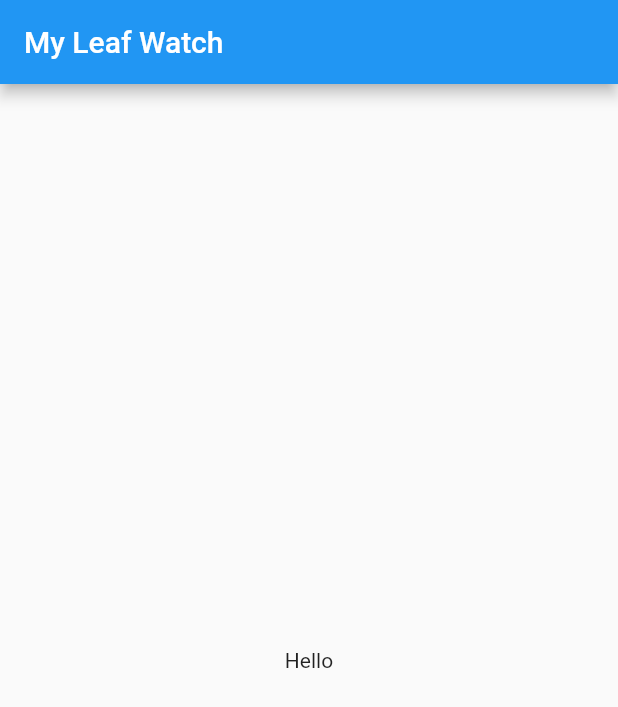
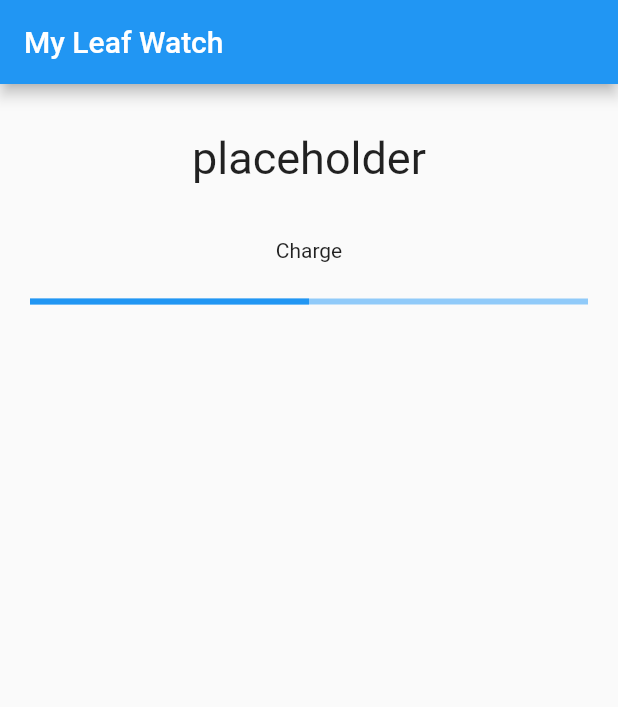
Before and after one commit to GeorgeRNG/LeafWatch, a Flutter app: the screen it shows after launch, on a phone screen of 412 x 824 dp. Shown: the top 707 px of the screen. Run offline on Flutter 3.47's test engine with Material 2 defaults, Android fonts, the phone set to English and light mode, and no system bars; our stand-ins replace shared_preferences.

Commit message:
🚧 Make work for vehicle widget

```diff
--- a/lib/main.dart
+++ b/lib/main.dart
@@ -1,8 +1,8 @@
 import 'dart:developer';
 
 import 'package:flutter/material.dart';
-import 'package:leafwatch/settings.dart';
 import 'package:leafwatch/shared.dart';
+import 'package:leafwatch/vehicle.dart';
 
 void main() {
   runApp(const MyApp());
@@ -36,32 +36,19 @@ class MyHomePage extends StatefulWidget {
 }
 
 class MyHomePageState extends State<MyHomePage> {
-  static Axis direction = Axis.vertical;
-
   @override
   Widget build(BuildContext context) {
     return Scaffold(
       appBar: AppBar(
         title: Text(widget.title),
       ),
-      body: FutureBuilder<Shared>(
-          future: Shared.get(),
-          builder: (BuildContext context, AsyncSnapshot<Shared> snapshot) {
-            if (snapshot.hasData) {
-              direction = snapshot.data!.scrollDirection;
-            }
-            log(direction.toString());
-            return PageView(
-              scrollDirection: direction,
-              children: [
-                const Center(child: Text("Hello")),
-                const Center(child: Text("Hello")),
-                const Center(child: Text("Hello")),
-                const Center(child: Text("Hello")),
-                MyPreferencesPage(title: "test")
-              ],
-            );
-          }),
+      body: (PageView(
+        scrollDirection: Axis.vertical,
+        children: [
+          VehicleWidget(vehicle: testVehicle),
+          VehicleWidget(vehicle: testVehicle),
+        ],
+      )),
     );
   }
 }
--- a/lib/shared.dart
+++ b/lib/shared.dart
@@ -17,17 +17,6 @@ class Shared {
   }
 
   Shared(this.preferences);
-
-  Axis get scrollDirection {
-    var perf = preferences.getBool("horizontal");
-    perf ??= false;
-    log(perf.toString());
-    return perf ? Axis.horizontal : Axis.vertical;
-  }
-
-  set scrollDirection(Axis direction) {
-    preferences.setBool("horizontal", direction == Axis.horizontal);
-  }
 }
 
 class ChargingIcons {
--- /dev/null
+++ b/lib/vehicle.dart
@@ -0,0 +1,76 @@
+import 'package:flutter/material.dart';
+
+class Vehicle {
+  Vehicle({required this.name, required this.username, required this.password});
+
+  String name;
+
+  String username;
+  String password;
+
+  CarState? _cachedState;
+  Future<CarState> state() {
+    if (_cachedState == null) {
+      var get = CarState().get();
+      get.then((value) {
+        _cachedState = value;
+      });
+      return get;
+    } else {
+      return Future.value(_cachedState);
+    }
+  }
+}
+
+class CarState {
+  Future<CarState> get() {
+    return Future<CarState>(
+      () {
+        return CarState();
+      },
+    );
+  }
+}
+
+final testVehicle = Vehicle(name: "placeholder", username: "", password: "");
+
+class VehicleWidget extends StatefulWidget {
+  const VehicleWidget({super.key, required this.vehicle});
+
+  final Vehicle vehicle;
+
+  @override
+  State<VehicleWidget> createState() => _VehicleState();
+}
+
+class _VehicleState extends State<VehicleWidget> {
+  @override
+  Widget build(BuildContext context) {
+    return Center(
+      child: Column(
+        children: [
+          Container(
+            padding: const EdgeInsets.all(32),
+            child: Text(
+              widget.vehicle.name,
+              style: const TextStyle(fontSize: 30),
+            ),
+          ),
+          Column(
+            children: [
+              const Padding(
+                padding: EdgeInsets.all(4),
+                child: Text("Charge"),
+              ),
+              Padding(
+                  padding: EdgeInsets.all(20),
+                  child: LinearProgressIndicator(
+                    value: (() => 0.5)(),
+                  ))
+            ],
+          )
+        ],
+      ),
+    );
+  }
+}
```
Also changed, not shown: lib/settings.dart (deleted, +0 -108 lines).
